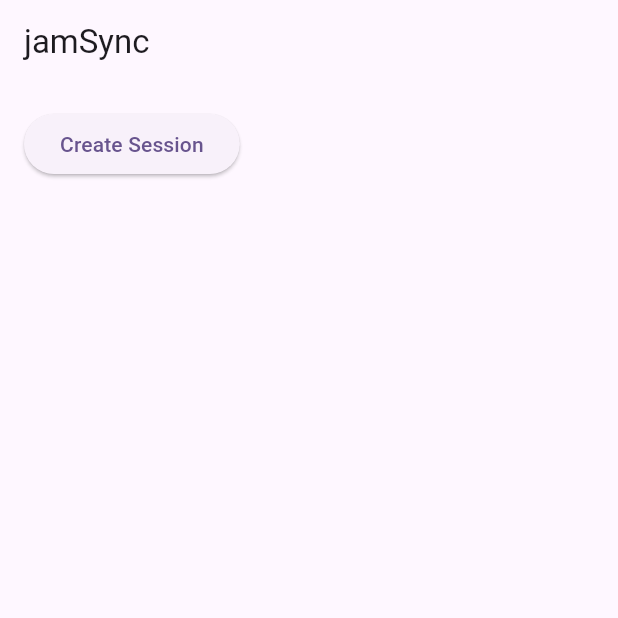
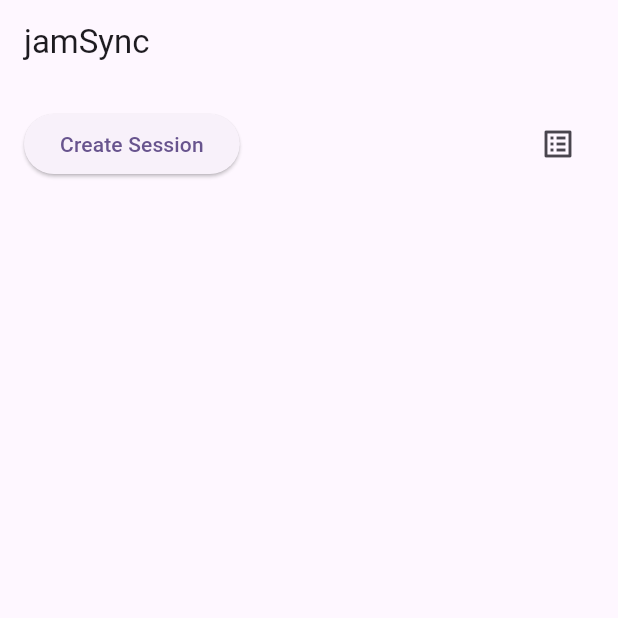
Before and after one commit to macdipu/jamsync, a Flutter app: the screen it shows after launch, on a phone screen of 412 x 824 dp, the top half of it. Run offline on Flutter 3.47's test engine with Material 3 defaults, Android fonts, the phone set to English and light mode, and no system bars; our stand-ins replace get, just_audio; missing offline and left inert: audio_session.

Commit message:
add local storage service for session management and implement logging functionality

```diff
--- a/lib/app/di.dart
+++ b/lib/app/di.dart
@@ -15,6 +15,8 @@ import '../infrastructure/sync/sync_engine_impl.dart';
 import '../infrastructure/application/role_service_impl.dart';
 import '../infrastructure/application/session_service_impl.dart';
 import '../infrastructure/application/device_service_impl.dart';
+import '../infrastructure/storage/local_settings_storage.dart';
+import '../domain/services_interfaces/i_local_storage_service.dart';
 
 Future<void> configureDependencies({bool listenForDiscovery = true}) async {
   if (Get.isRegistered<AppLogger>()) {
@@ -49,6 +51,7 @@ Future<void> configureDependencies({bool listenForDiscovery = true}) async {
     () => DeviceServiceImpl(logger: Get.find<AppLogger>()),
     fenix: true,
   );
+  Get.lazyPut<ILocalStorageService>(LocalSettingsStorage.new, fenix: true);
 
   if (listenForDiscovery) {
     await Get.find<IDiscoveryService>().startListening();
--- a/lib/app/routes.dart
+++ b/lib/app/routes.dart
@@ -8,12 +8,14 @@ import '../presentation/session/session_binding.dart';
 import '../presentation/session/session_page.dart';
 import '../presentation/speaker/speaker_binding.dart';
 import '../presentation/speaker/speaker_page.dart';
+import '../presentation/logs/logs_page.dart';
 
 class Routes {
   static const home = '/';
   static const session = '/session';
   static const player = '/player';
   static const speaker = '/speaker';
+  static const logs = '/logs';
 }
 
 final appRoutes = <GetPage<dynamic>>[
@@ -37,4 +39,8 @@ final appRoutes = <GetPage<dynamic>>[
     page: SpeakerPage.new,
     binding: SpeakerBinding(),
   ),
+  GetPage(
+    name: Routes.logs,
+    page: LogsPage.new,
+  ),
 ];
--- /dev/null
+++ b/lib/domain/services_interfaces/i_local_storage_service.dart
@@ -0,0 +1,6 @@
+import '../value_objects/session_config.dart';
+
+abstract class ILocalStorageService {
+  Future<void> saveSession(SessionResumeData data);
+  Future<SessionResumeData?> loadSession();
+}
--- /dev/null
+++ b/lib/domain/value_objects/session_config.dart
@@ -0,0 +1,21 @@
+import '../entities/device.dart';
+import '../entities/session_summary.dart';
+
+class SessionResumeData {
+  const SessionResumeData({required this.summary, required this.device});
+
+  final SessionSummary summary;
+  final Device device;
+
+  Map<String, dynamic> toJson() => {
+        'summary': summary.toJson(),
+        'device': device.toJson(),
+      };
+
+  factory SessionResumeData.fromJson(Map<String, dynamic> json) {
+    return SessionResumeData(
+      summary: SessionSummary.fromJson(json['summary'] as Map<String, dynamic>),
+      device: Device.fromJson(json['device'] as Map<String, dynamic>),
+    );
+  }
+}
--- a/lib/infrastructure/sync/sync_engine_impl.dart
+++ b/lib/infrastructure/sync/sync_engine_impl.dart
@@ -62,6 +62,7 @@ class SyncEngineImpl implements ISyncEngine {
     });
   }
 
+  @override
   double get lastDriftMs => _lastDriftMs;
 
   @override
--- a/lib/presentation/home/home_page.dart
+++ b/lib/presentation/home/home_page.dart
@@ -3,6 +3,7 @@ import 'dart:io';
 import 'package:flutter/material.dart';
 import 'package:get/get.dart';
 
+import '../../app/routes.dart';
 import '../../domain/entities/device.dart';
 import '../../domain/entities/session_summary.dart';
 import 'home_controller.dart';
@@ -23,11 +24,33 @@ class HomePage extends GetView<HomeController> {
           child: Column(
             crossAxisAlignment: CrossAxisAlignment.start,
             children: [
-              ElevatedButton(
-                onPressed: () async {
-                  await _handleCreateSession(context);
-                },
-                child: const Text('Create Session'),
+              Row(
+                children: [
+                  ElevatedButton(
+                    onPressed: controller.isLoading.value
+                        ? null
+                        : () async {
+                            await _handleCreateSession(context);
+                          },
+                    child: const Text('Create Session'),
+                  ),
+                  const SizedBox(width: 8),
+                  Obx(() {
+                    final resume = controller.lastSession.value;
+                    if (resume == null) {
+                      return const SizedBox.shrink();
+                    }
+                    return OutlinedButton(
+                      onPressed: controller.isLoading.value ? null : controller.resumeLastSession,
+                      child: const Text('Resume last session'),
+                    );
+                  }),
+                  const Spacer(),
+                  IconButton(
+                    icon: const Icon(Icons.list_alt),
+                    onPressed: () => Get.toNamed(Routes.logs),
+                  ),
+                ],
               ),
               const SizedBox(height: 16),
               Expanded(
```
Also changed, not shown: lib/core/logging/app_logger.dart (+35 -11 lines), lib/infrastructure/storage/local_settings_storage.dart (added, +28 -0 lines), lib/presentation/home/home_controller.dart (+35 -1 lines), lib/presentation/logs/logs_page.dart (added, +35 -0 lines), lib/presentation/session/session_controller.dart (+10 -1 lines).
